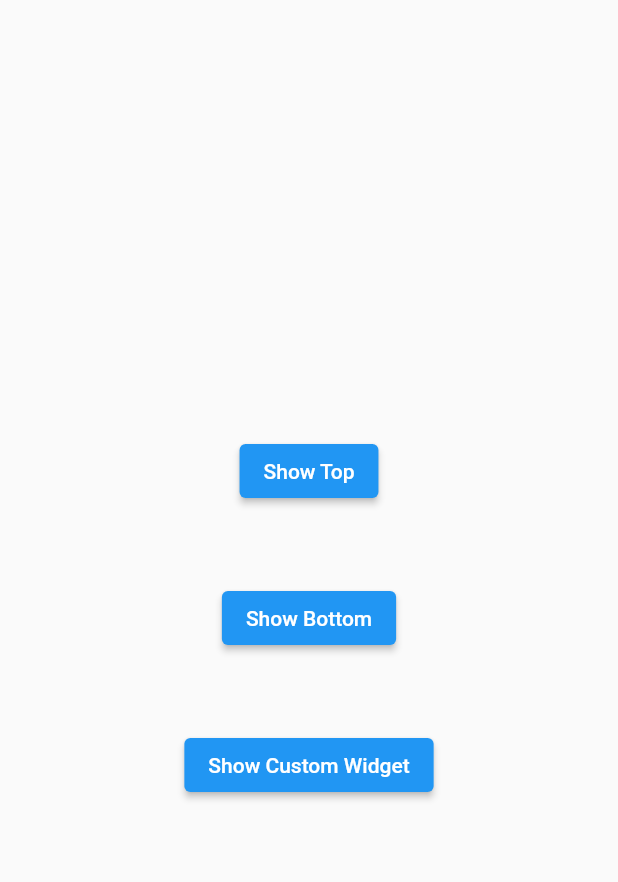
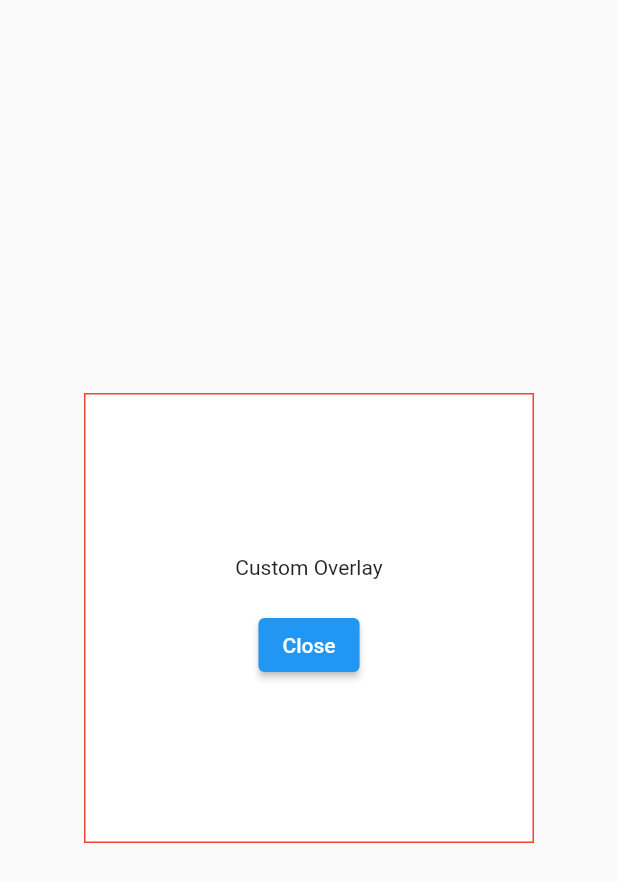
Before and after one commit to Emanate-official/universal-toastr, a Flutter app: the screen it shows after launch, after a tap on "Show Custom Widget", on a phone screen of 412 x 824 dp. Shown: the top 882 px of the screen. Run offline on Flutter 3.47's test engine with Material 2 defaults, Android fonts, the phone set to English and light mode, and no system bars.

Commit message:
update version

```diff
--- a/lib/src/toastr_alignment.dart
+++ b/lib/src/toastr_alignment.dart
@@ -3,9 +3,26 @@ part of universaltoastr;
 /// A Class used to specify the alignment options for a Toastr in the Overlay Entry Widget
 class ToastrAlignment {
 
-  ToastrAlignment(this.beginOffset, this.endOffset, this.alignment);
+  ToastrAlignment({ required this.entryOffset, this.endOffset, required this.alignment });
 
-  final Offset beginOffset;
-  final Offset endOffset;
-  final Alignment alignment;
+  final EntryOffset? entryOffset;
+  final EndOffset? endOffset;
+  final Alignment? alignment;
 }
+
+class EntryOffset {
+
+  EntryOffset({ required this.begin, required this.end });
+
+  final Offset begin;
+  final Offset end;
+
+}
+
+class EndOffset {
+
+  EndOffset({ required this.begin, required this.end });
+
+  final Offset begin;
+  final Offset end;
+}
--- a/lib/universaltoastr.dart
+++ b/lib/universaltoastr.dart
@@ -6,6 +6,7 @@ part 'src/location.dart';
 part 'src/toastr_alignment.dart';
 part 'src/toastr_overlay_entry.dart';
 
+typedef DismissCallback = void Function(OverlayEntry overlay);
 class UniversalToastr {
 
   BuildContext? context;
@@ -24,7 +25,7 @@ class UniversalToastr {
   }
 
   Future<void> show({ required String message, required Duration duration, required bool success, Location location = Location.CENTER }) async {
-    assert(duration.inMilliseconds > 1000 && duration.inSeconds <= 60,
+    assert(duration.inMilliseconds >= 1000 && duration.inSeconds <= 60,
       throw ErrorDescription('Duration must be less than 1 minute and greater than 0 seconds'));
 
     if(context != null && canOverlay) {
@@ -34,16 +35,53 @@ class UniversalToastr {
 
       overlay = OverlayEntry(
         builder: (BuildContext context) {
-          return ToastrOverlayEntry(toastrAlignment: toastrAlignment, message: message, success: success);
+          return ToastrOverlayEntry(duration: duration, toastrAlignment: toastrAlignment, message: message, success: success, overlayEntryCallback: () {
+            overlay?.remove();
+            canOverlay = true;
+            //overlay!.remove();
+          });
         }
       );
 
       Overlay.of(context!)!.insert(overlay!);
 
-      Future.delayed(duration).then((value) {
-        overlay!.remove();
-        canOverlay = true;
-      });
+    }
+  }
+
+  void closeOverlay() {
+    if(this.overlay!.mounted) {
+      this.overlay!.remove();
+      canOverlay = true;
+    }
+  }
+
+  Future<void> custom({ required Widget customToastr, required Duration duration}) async {
+    assert(duration.inMilliseconds > 1000 && duration.inSeconds < 60,
+      throw ErrorDescription('Duration must be less that 1 minute but greater that 1 second'));
+
+    if(context != null && canOverlay) {
+
+      canOverlay = false;
+
+      overlay = OverlayEntry(
+        builder: (BuildContext context) {
+          return Scaffold(
+            backgroundColor: Colors.transparent,
+            body: Container(
+              height: double.infinity,
+              width: double.infinity,
+              child: Stack(
+                alignment: Alignment.center,
+                children: [
+                  customToastr
+                ],
+              ),
+            )
+          );
+        }
+      );
+
+      Overlay.of(context!)!.insert(overlay!);
 
     }
   }
@@ -51,13 +89,24 @@ class UniversalToastr {
   ToastrAlignment evalAlignment(Location location) {
     switch(location) {
       case Location.BOTTOM: {
-        return ToastrAlignment(Offset(0.0, 0.0), Offset(0.0, -1.0), Alignment.bottomCenter);
+
+        final EntryOffset entryOffset = EntryOffset(begin: Offset(0.0, 0.0), end: Offset(0.0, -1.0));
+        final EndOffset endOffset = EndOffset(begin: Offset(0.0, -1.0), end: Offset(0.0, 1.0));
+
+        return ToastrAlignment(entryOffset: entryOffset, endOffset: endOffset, alignment: Alignment.bottomCenter);
       }
       case Location.TOP: {
-        return ToastrAlignment(Offset(0.0, 0.0), Offset(0.0, 1.0), Alignment.topCenter);
+
+        final EntryOffset entryOffset = EntryOffset(begin: Offset(0.0, 0.0), end: Offset(0.0, 1.0));
+        final EndOffset endOffset = EndOffset(begin: Offset(0.0, 1.0), end: Offset(0.0, -1.0));
+
+        return ToastrAlignment(entryOffset: entryOffset, endOffset: endOffset, alignment: Alignment.topCenter);
       }
       case Location.CENTER: {
-        return ToastrAlignment(Offset(0.0, 0.0), Offset(0.0, 0.0), Alignment.center);
+
+        final EntryOffset entryOffset = EntryOffset(begin: Offset(0.0, 0.0), end: Offset(0.0, 0.0));
+
+        return ToastrAlignment(entryOffset: entryOffset, alignment: Alignment.center);
       }
     }
   }
--- a/pubspec.yaml
+++ b/pubspec.yaml
@@ -1,10 +1,10 @@
 name: universaltoastr
 description: A Toastr that is simple, elegant, and modifiable
-version: 0.0.1
+version: 1.0.0
 homepage:
 
 environment:
-  sdk: ">=2.12.0 <3.0.0"
+  sdk: ">=2.15.0 <3.0.0"
   flutter: ">=1.17.0"
 
 dependencies:
```
Also changed, not shown: lib/src/toastr_overlay_entry.dart (+82 -8 lines), pubspec.lock.
